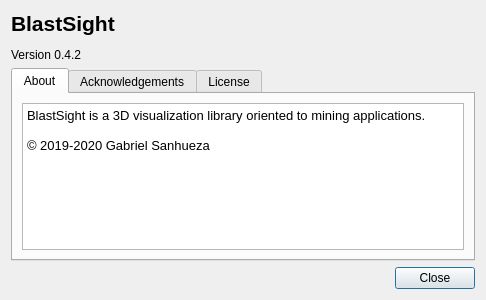
First picture: the form in blastsight/view/gui/UI/aboutdialog.ui, repository gsanhueza/BlastSight, before the edit.
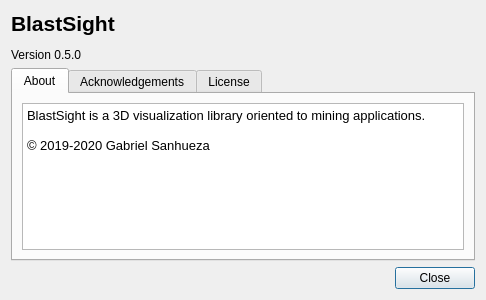
Second picture: the form after the edit. Icons and pictures are not drawn.

What changed in the file:
```diff
--- a/blastsight/view/gui/UI/aboutdialog.ui
+++ b/blastsight/view/gui/UI/aboutdialog.ui
@@ -30,7 +30,7 @@
         </sizepolicy>
        </property>
        <property name="text">
-        <string>&lt;html&gt;&lt;head/&gt;&lt;body&gt;&lt;p&gt;&lt;span style=&quot; font-size:16pt; font-weight:600;&quot;&gt;BlastSight&lt;/span&gt;&lt;/p&gt;&lt;p&gt;Version 0.4.2&lt;/p&gt;&lt;/body&gt;&lt;/html&gt;</string>
+        <string>&lt;html&gt;&lt;head/&gt;&lt;body&gt;&lt;p&gt;&lt;span style=&quot; font-size:16pt; font-weight:600;&quot;&gt;BlastSight&lt;/span&gt;&lt;/p&gt;&lt;p&gt;Version 0.5.0&lt;/p&gt;&lt;/body&gt;&lt;/html&gt;</string>
        </property>
       </widget>
      </item>
```
